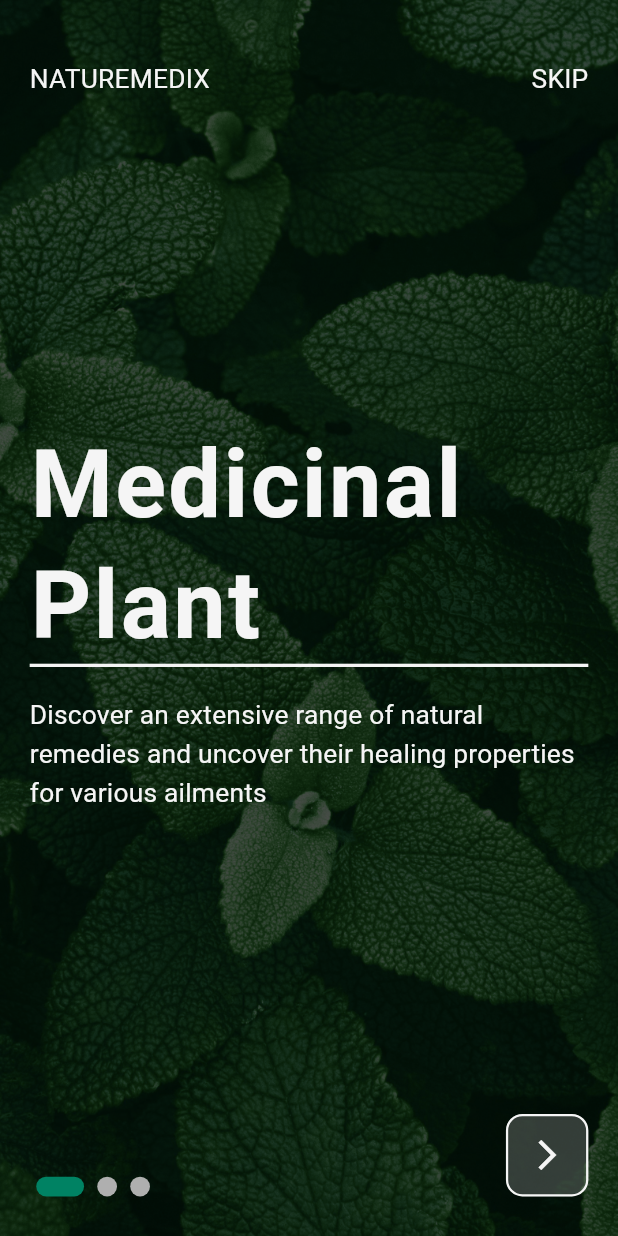
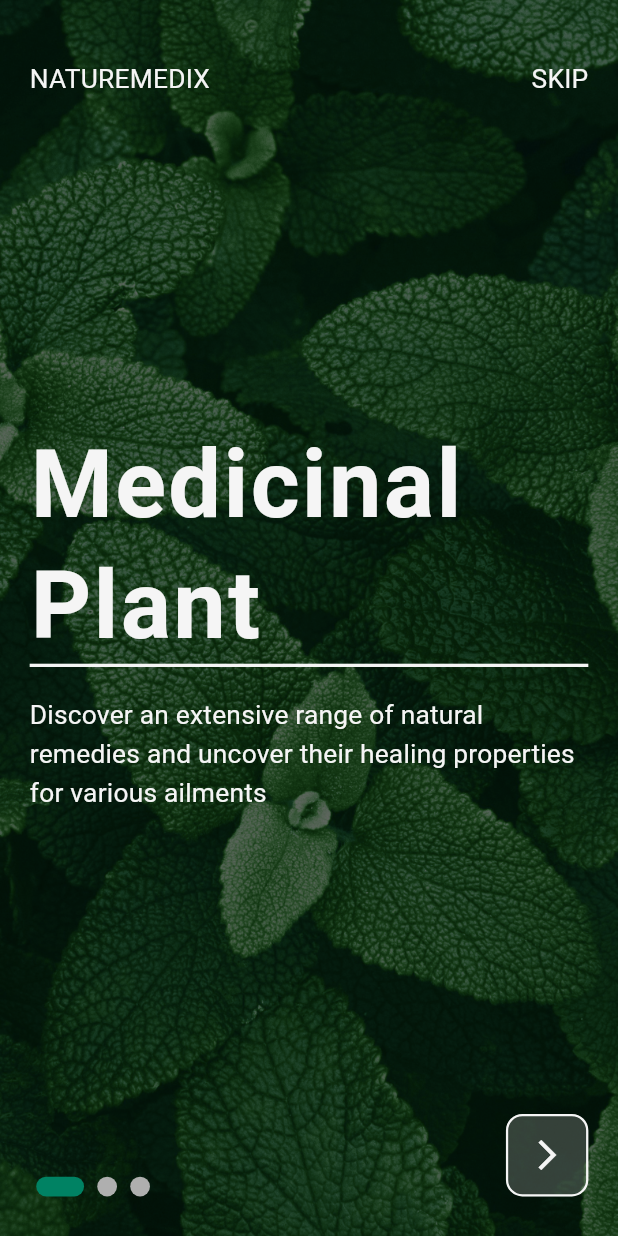
Before and after one commit to Livsn06/NatureMedix, a Flutter app: the screen it shows after launch, on a phone screen of 412 x 824 dp. Run offline on Flutter 3.47's test engine with Material 3 defaults, Android fonts, the phone set to English and light mode, and no system bars; our stand-ins replace gap, get, google_fonts.

```diff
--- a/lib/utils/_initApp.dart
+++ b/lib/utils/_initApp.dart
@@ -35,7 +35,7 @@ class AppColor {
   Color get whiteOpacity20 => const Color(0xFFFFFFFF).withOpacity(0.2);
   Color get whiteOpacity40 => const Color(0xFFFFFFFF).withOpacity(0.4);
   Color get dark => const Color(0xFF101720);
-  Color get darkOpacity70 => const Color(0xFF000000).withOpacity(0.7);
+  Color get darkOpacity70 => const Color(0xFF000000).withOpacity(0.6);
   Color get darkOpacity50 => const Color(0xFF000000).withOpacity(0.5);
 }
 
```
